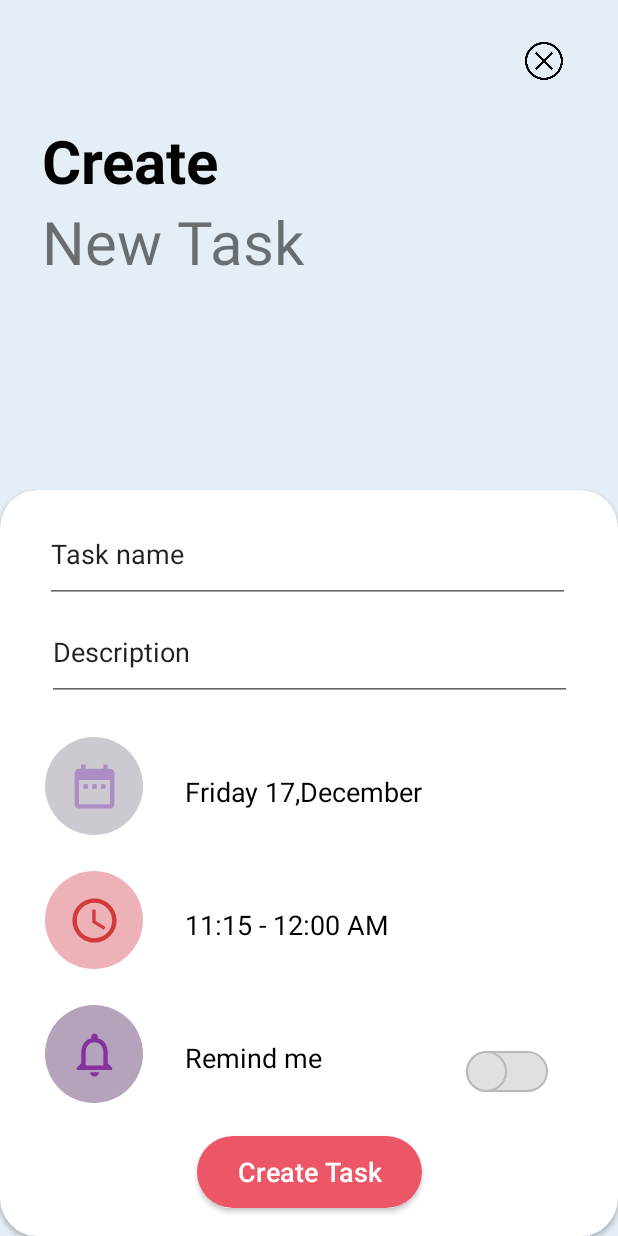
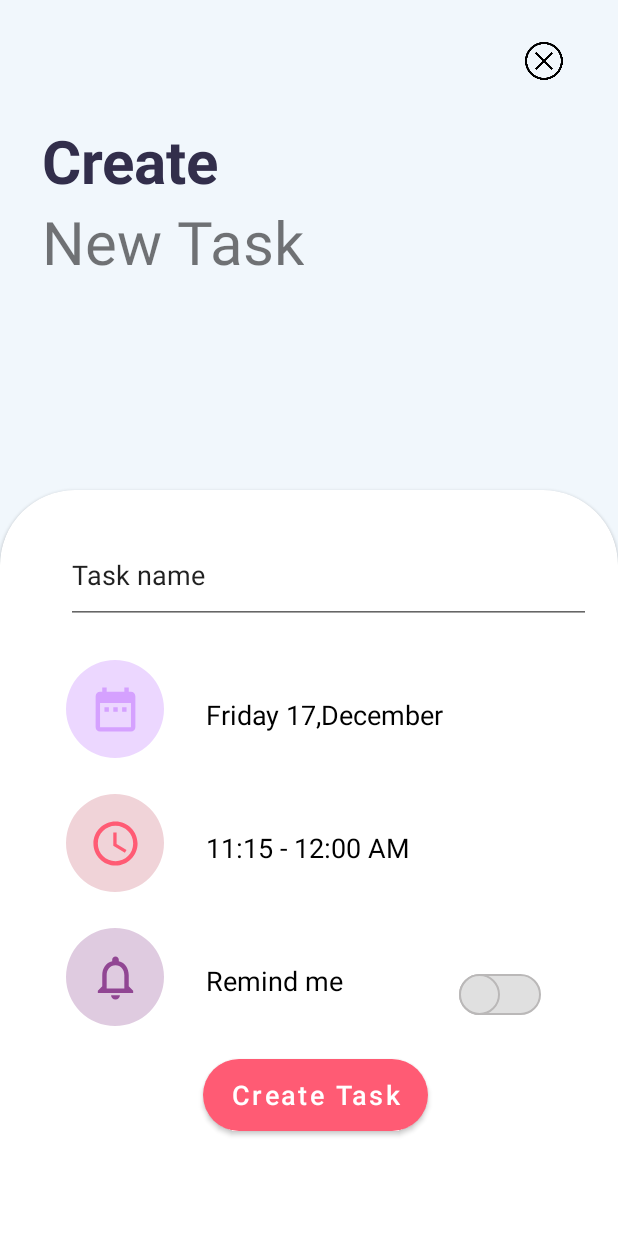
Before and after one commit to aya155/TODO-Application, an Android app: the screen it shows after launch (TabActivity), after a tap on "MOVE TO NEW TASK", on a phone screen of 412 x 824 dp. Run offline under Robolectric (Android 15) with nearby library versions, the phone set to English and light mode, and no system bars.

Commit message:
Refactoring New Task Fragment Design

```diff
--- a/app/src/main/res/drawable/button.xml
+++ b/app/src/main/res/drawable/button.xml
@@ -1,5 +1,5 @@
 <?xml version="1.0" encoding="utf-8"?>
 <shape xmlns:android="http://schemas.android.com/apk/res/android">
 <corners android:radius="30dp"/>
-    <solid android:color="#ED5666"/>
+    <solid android:color="#ff5b74"/>
 </shape>
--- a/app/src/main/res/drawable/ic_baseline_access_time_24.xml
+++ b/app/src/main/res/drawable/ic_baseline_access_time_24.xml
@@ -1,4 +1,4 @@
-<vector android:height="35dp" android:tint="#D23939"
+<vector android:height="35dp" android:tint="#ff5b74"
     android:viewportHeight="24" android:viewportWidth="24"
     android:width="35dp" xmlns:android="http://schemas.android.com/apk/res/android">
     <path android:fillColor="@android:color/white" android:pathData="M11.99,2C6.47,2 2,6.48 2,12s4.47,10 9.99,10C17.52,22 22,17.52 22,12S17.52,2 11.99,2zM12,20c-4.42,0 -8,-3.58 -8,-8s3.58,-8 8,-8 8,3.58 8,8 -3.58,8 -8,8z"/>
--- a/app/src/main/res/drawable/ic_baseline_date_range_24.xml
+++ b/app/src/main/res/drawable/ic_baseline_date_range_24.xml
@@ -1,4 +1,4 @@
-<vector android:height="35dp" android:tint="#AC8DC6"
+<vector android:height="35dp" android:tint="#d5a1ff"
     android:viewportHeight="24" android:viewportWidth="24"
     android:width="35dp" xmlns:android="http://schemas.android.com/apk/res/android">
     <path android:fillColor="@android:color/white" android:pathData="M9,11L7,11v2h2v-2zM13,11h-2v2h2v-2zM17,11h-2v2h2v-2zM19,4h-1L18,2h-2v2L8,4L8,2L6,2v2L5,4c-1.11,0 -1.99,0.9 -1.99,2L3,20c0,1.1 0.89,2 2,2h14c1.1,0 2,-0.9 2,-2L21,6c0,-1.1 -0.9,-2 -2,-2zM19,20L5,20L5,9h14v11z"/>
--- a/app/src/main/res/drawable/ic_baseline_notifications_none_24.xml
+++ b/app/src/main/res/drawable/ic_baseline_notifications_none_24.xml
@@ -1,4 +1,4 @@
-<vector android:height="35dp" android:tint="#86329D"
+<vector android:height="35dp" android:tint="#914693"
     android:viewportHeight="24" android:viewportWidth="24"
     android:width="35dp" xmlns:android="http://schemas.android.com/apk/res/android">
     <path android:fillColor="@android:color/white" android:pathData="M12,22c1.1,0 2,-0.9 2,-2h-4c0,1.1 0.9,2 2,2zM18,16v-5c0,-3.07 -1.63,-5.64 -4.5,-6.32L13.5,4c0,-0.83 -0.67,-1.5 -1.5,-1.5s-1.5,0.67 -1.5,1.5v0.68C7.64,5.36 6,7.92 6,11v5l-2,2v1h16v-1l-2,-2zM16,17L8,17v-6c0,-2.48 1.51,-4.5 4,-4.5s4,2.02 4,4.5v6z"/>
--- a/app/src/main/res/layout/fragment_new_task.xml
+++ b/app/src/main/res/layout/fragment_new_task.xml
@@ -24,7 +24,7 @@
         android:layout_marginStart="28dp"
         android:layout_marginTop="80dp"
         android:text="@string/create"
-        android:textColor="@color/black"
+        android:textColor="#322e4b"
         android:textSize="40sp"
         android:textStyle="bold"
         app:layout_constraintStart_toStartOf="parent"
@@ -39,10 +39,10 @@
         app:layout_constraintStart_toStartOf="@+id/textView"
         app:layout_constraintTop_toBottomOf="@+id/textView" />
 
-    <androidx.cardview.widget.CardView
+    <com.google.android.material.card.MaterialCardView
         android:layout_width="match_parent"
         android:layout_height="497dp"
-        app:cardCornerRadius="@dimen/card_radius"
+        style="@style/MyCardView"
         app:layout_constraintBottom_toBottomOf="parent"
         app:layout_constraintEnd_toEndOf="parent"
         app:layout_constraintStart_toStartOf="parent">
@@ -61,26 +61,17 @@
                 app:layout_constraintStart_toStartOf="parent"
                 app:layout_constraintTop_toTopOf="parent" />
 
-            <EditText
-                android:id="@+id/description"
-                android:layout_width="350dp"
-                android:layout_height="65dp"
-                android:text="Description"
-                app:layout_constraintStart_toStartOf="parent"
-                app:layout_constraintEnd_toEndOf="parent"
-                app:layout_constraintTop_toBottomOf="@id/task_title"/>
-
             <com.google.android.material.imageview.ShapeableImageView
                 android:id="@+id/set_date_btn"
                 android:layout_width="65dp"
                 android:layout_height="65dp"
                 android:layout_marginTop="24dp"
-                android:background="#CCC9D1"
+                android:background="#ecd7ff"
                 android:scaleType="center"
                 android:src="@drawable/ic_baseline_date_range_24"
                 app:layout_constraintStart_toStartOf="@+id/task_title"
 
-                app:layout_constraintTop_toBottomOf="@id/description"
+                app:layout_constraintTop_toBottomOf="@id/task_title"
                 app:shapeAppearanceOverlay="@style/circle" />
 
             <TextView
@@ -100,7 +91,7 @@
                 android:layout_width="65dp"
                 android:layout_height="65dp"
                 android:layout_marginTop="24dp"
-                android:background="#ECB2B8"
+                android:background="#f0d3d8"
                 android:scaleType="center"
                 android:src="@drawable/ic_baseline_access_time_24"
                 app:layout_constraintStart_toStartOf="@+id/set_date_btn"
@@ -124,7 +115,7 @@
                 android:layout_width="65dp"
                 android:layout_height="65dp"
                 android:layout_marginTop="24dp"
-                android:background="#b5a3bc"
+                android:background="#dfcbe0"
                 android:scaleType="center"
                 android:src="@drawable/ic_baseline_notifications_none_24"
                 app:layout_constraintStart_toStartOf="@+id/set_time_btn"
@@ -171,5 +162,5 @@
                 app:layout_constraintStart_toStartOf="@+id/remind_btn"
                 app:layout_constraintTop_toBottomOf="@+id/remind_me_text" />
         </androidx.constraintlayout.widget.ConstraintLayout>
-    </androidx.cardview.widget.CardView>
+    </com.google.android.material.card.MaterialCardView>
 </androidx.constraintlayout.widget.ConstraintLayout>
--- a/app/src/main/res/values/colors.xml
+++ b/app/src/main/res/values/colors.xml
@@ -8,5 +8,5 @@
     <color name="black">#FF000000</color>
     <color name="white">#FFFFFFFF</color>
     <color name="purple">#B891BF</color>
-    <color name="background_color">#e5eef5</color>
+    <color name="background_color">#f1f7fc</color>
 </resources>
--- a/app/src/main/res/values/themes.xml
+++ b/app/src/main/res/values/themes.xml
@@ -1,8 +1,8 @@
 <resources xmlns:tools="http://schemas.android.com/tools">
     <!-- Base application theme. -->
-    <style name="Theme.TODOApplication" parent="Theme.AppCompat.DayNight.NoActionBar">
+    <style name="Theme.TODOApplication" parent="Theme.MaterialComponents.DayNight.NoActionBar">
         <!-- Primary brand color. -->
-        <item name="colorPrimary">@color/purple_500</item>
+        <item name="colorPrimary">#ff5b74</item>
         <item name="colorPrimaryVariant">@color/black</item>
         <item name="colorOnPrimary">@color/white</item>
         <!-- Secondary brand color. -->
@@ -17,4 +17,19 @@
     <style name="circle">
         <item name="cornerSize">50%</item>
     </style>
+
+    <style name="MyCardView" parent="@style/Widget.MaterialComponents.CardView">
+        <item name="shapeAppearanceOverlay">@style/ShapeAppearanceOverlay.MaterialCardView.Cut</item>
+    </style>
+    <style name="ShapeAppearanceOverlay.MaterialCardView.Cut" parent="">
+        <item name="cornerFamily">rounded</item>
+        <item name="cornerSizeBottomLeft">0dp</item>
+        <item name="cornerSizeBottomRight">0dp</item>
+        <item name="cornerSizeTopLeft">50dp</item>
+        <item name="cornerSizeTopRight">50dp</item>
+    </style>
+    <style name="FontFamily" parent="Widget.MaterialComponents.CardView">
+<!--        <item name="fontFamily"></item>-->
+        <item name="fontWeight">400</item>
+    </style>
 </resources>
```
